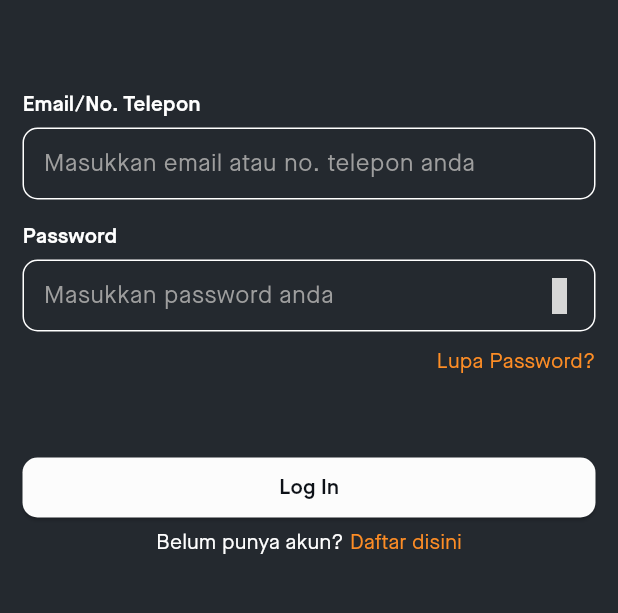
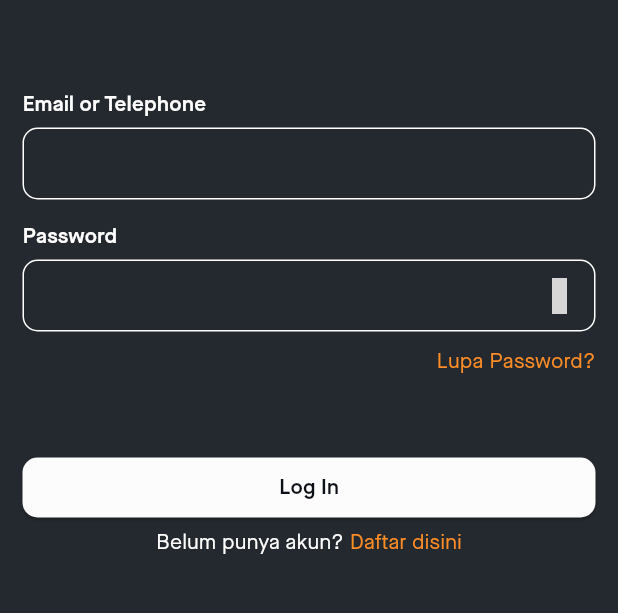
Before and after one commit to husnizayyin/RKM-Member, a Flutter app: the LoginPage screen opened by its route, on a phone screen of 412 x 824 dp, the part 294-907 px from its top. Run offline on Flutter 3.47's test engine with Material 3 defaults, Android fonts, the phone set to English and light mode, and no system bars; our stand-ins replace awesome_dialog, boxicons, card_swiper, device_info_plus, dio, dropdown_button2 and 22 more; missing offline and left inert: app_version_update, flutter_sliding_box, open_mail_app, screen_brightness; accounts and stored records are empty; project files that could hold a hidden picture were left out; grey boxes are pictures that could not be loaded.

```diff
--- a/lib/app/core/utils/api_url.dart
+++ b/lib/app/core/utils/api_url.dart
@@ -1,6 +1,6 @@
 class ApiUrl {
-  static const String baseUrl = 'http://10.0.2.235:8000/api';
-  static const String baseStorageUrl = 'http://10.0.2.235:8000/storage';
+  static const String baseUrl = 'https://member.rkm.co.id/api';
+  static const String baseStorageUrl = 'https://member.rkm.co.id/storage';
   static EndPoint endPoint = EndPoint();
   static StorageUrl storageUrl = StorageUrl();
 }
--- a/lib/app/modules/auth/components/login/form_login.dart
+++ b/lib/app/modules/auth/components/login/form_login.dart
@@ -23,8 +23,8 @@ class FormLogin extends StatelessWidget {
             mainAxisAlignment: MainAxisAlignment.center,
             children: [
               BaseFormGroupFieldAuth(
-                label: 'Email/No. Telepon',
-                hint: 'Masukkan email atau no. telepon anda',
+                label: 'Email or Telephone',
+                //hint: 'Insert email or phone number',
                 controller: controller.usernameController.value,
                 validator: (value) {
                   if (value!.isEmpty) {
@@ -37,7 +37,7 @@ class FormLogin extends StatelessWidget {
               const SizedBox(height: 15),
               BaseFormGroupFieldAuth(
                 label: 'Password',
-                hint: 'Masukkan password anda',
+                //hint: 'Masukkan password anda',
                 controller: controller.passwordController.value,
                 obscureText: controller.showPass.value,
                 suffixIcon: IconButton(
--- a/lib/app/modules/auth/widgets/forgot_password/identify/controller.dart
+++ b/lib/app/modules/auth/widgets/forgot_password/identify/controller.dart
@@ -4,7 +4,6 @@ import 'package:dio/dio.dart' as dio;
 import 'package:member_rkm/app/core/values/show_loading.dart';
 import 'package:member_rkm/app/core/values/snackbars.dart';
 import 'package:member_rkm/app/data/providers/forgot_password/identify_provider.dart';
-
 
 class IdentifyController extends GetxController {
   final IdentifyProvider identifyProvider;
@@ -46,8 +45,9 @@ class IdentifyController extends GetxController {
       Get.back();
       failedSnackbar(
         'Ups sepertinya terjadi kesalahan',
-        'code:(${e.response?.statusCode})',
+        'code:(${e.response?.statusMessage})',
       );
+      Get.back();
     }
   }
 }
```
Also changed, not shown: lib/app/modules/auth/components/forgot_password/form_sendlink.dart (line endings or trailing spaces), 4 other files.
